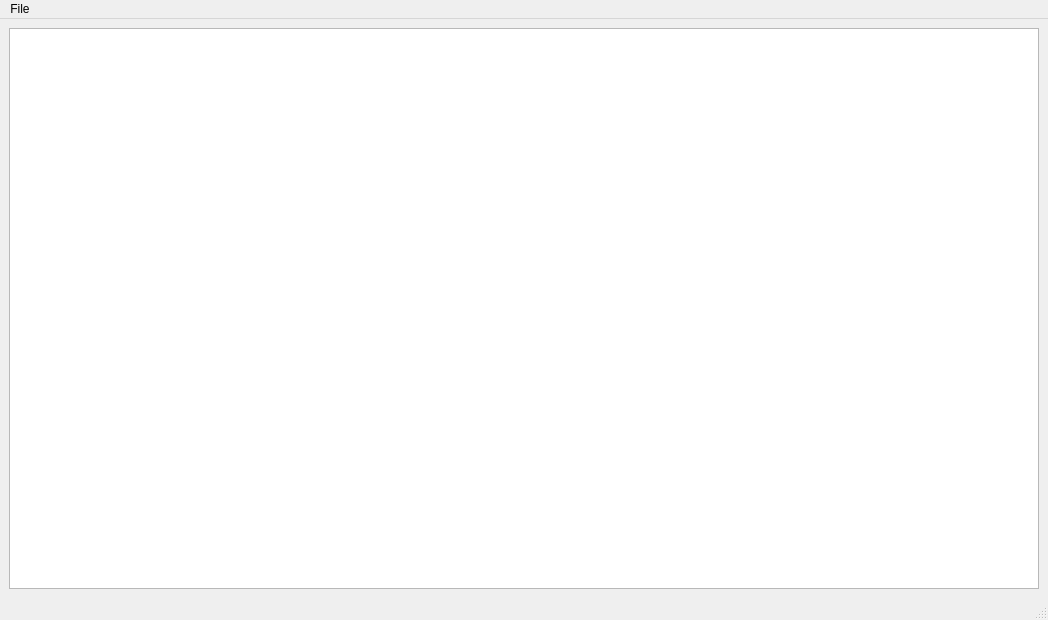
Old version of the form mainwindow.ui in the repository tttgtjft/CodeEditor.
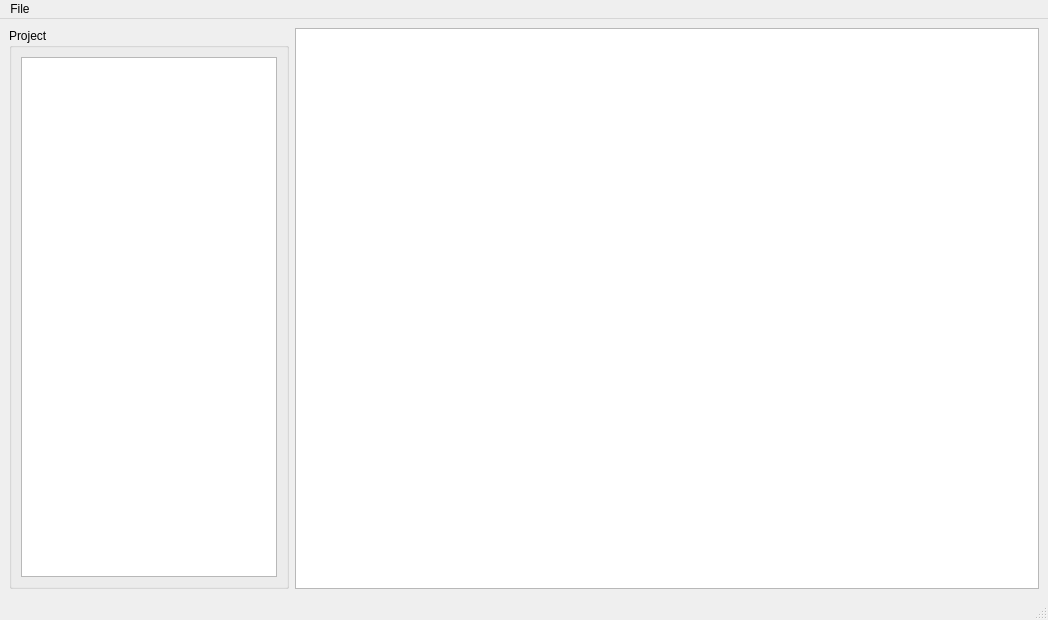
New version of the form. Custom widgets are drawn as their Qt base class.

What changed in the file:
```diff
--- a/mainwindow.ui
+++ b/mainwindow.ui
@@ -15,11 +15,50 @@
   </property>
   <widget class="QWidget" name="centralwidget">
    <layout class="QHBoxLayout" name="horizontalLayout">
+    <item>
+     <widget class="QGroupBox" name="groupBox">
+      <property name="enabled">
+       <bool>true</bool>
+      </property>
+      <property name="sizePolicy">
+       <sizepolicy hsizetype="Fixed" vsizetype="Preferred">
+        <horstretch>0</horstretch>
+        <verstretch>0</verstretch>
+       </sizepolicy>
+      </property>
+      <property name="title">
+       <string>Project</string>
+      </property>
+      <layout class="QVBoxLayout" name="verticalLayout">
+       <item>
+        <widget class="QListView" name="listView">
+         <property name="minimumSize">
+          <size>
+           <width>256</width>
+           <height>0</height>
+          </size>
+         </property>
+        </widget>
+       </item>
+      </layout>
+     </widget>
+    </item>
     <item>
      <widget class="CodeEditor" name="viewport">
       <property name="enabled">
        <bool>true</bool>
       </property>
+      <property name="font">
+       <font>
+        <pointsize>16</pointsize>
+       </font>
+      </property>
+      <property name="cursor" stdset="0">
+       <cursorShape>IBeamCursor</cursorShape>
+      </property>
+      <property name="backgroundVisible">
+       <bool>false</bool>
+      </property>
      </widget>
     </item>
    </layout>
```
